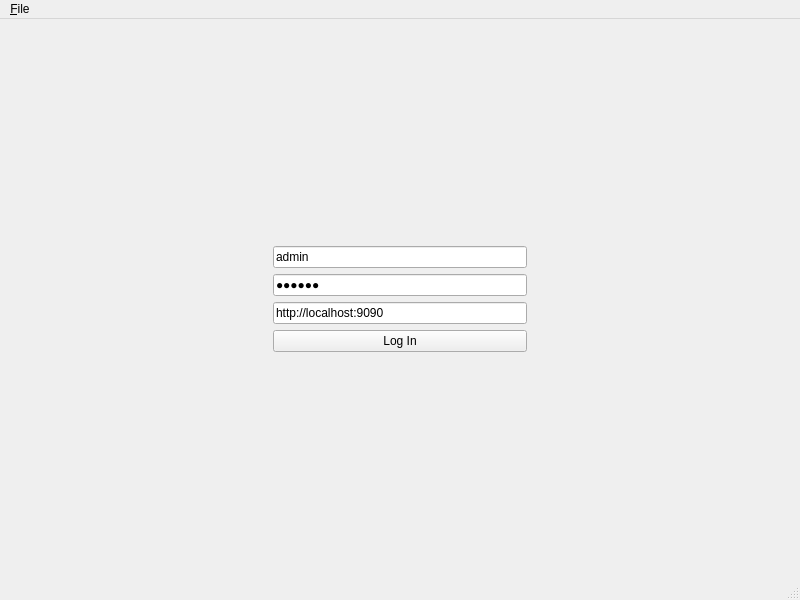
Above: app/Client/MainWindow/forms/main.ui from deskos-xp/MyMoneyMaker before the change. Below: the same form after it.
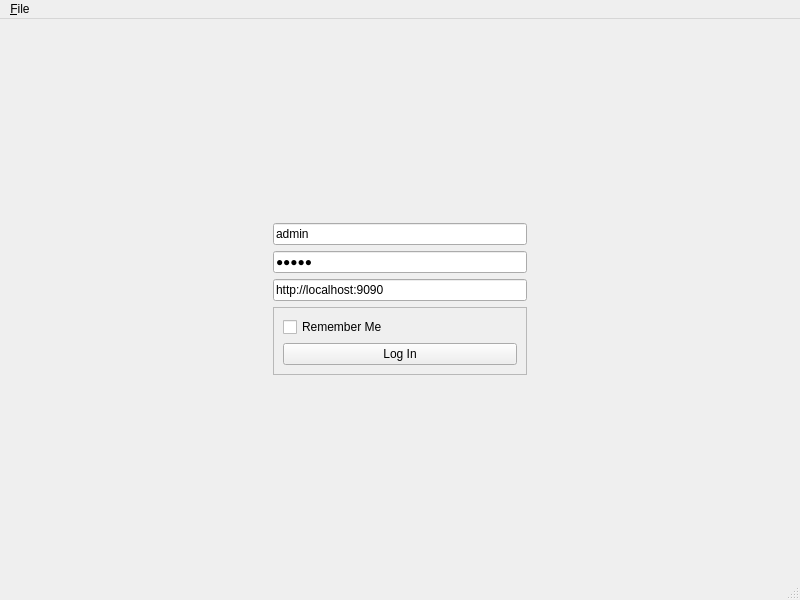
That is the form after the change.

Diff of the .ui file:
```diff
--- a/app/Client/MainWindow/forms/main.ui
+++ b/app/Client/MainWindow/forms/main.ui
@@ -24,19 +24,33 @@
        <layout class="QGridLayout" name="gridLayout_2">
         <item row="0" column="0">
          <widget class="QTabWidget" name="tabWidget">
+          <property name="tabShape">
+           <enum>QTabWidget::Triangular</enum>
+          </property>
           <property name="currentIndex">
-           <number>1</number>
+           <number>0</number>
           </property>
-          <widget class="QWidget" name="newEntry">
-           <attribute name="title">
-            <string>New Entry</string>
-           </attribute>
-          </widget>
+          <property name="movable">
+           <bool>true</bool>
+          </property>
+          <property name="tabBarAutoHide">
+           <bool>true</bool>
+          </property>
           <widget class="QWidget" name="review">
            <attribute name="title">
             <string>Review</string>
            </attribute>
           </widget>
+          <widget class="QWidget" name="charting">
+           <attribute name="title">
+            <string>Charting</string>
+           </attribute>
+          </widget>
+          <widget class="QWidget" name="newEntry">
+           <attribute name="title">
+            <string>New Entry</string>
+           </attribute>
+          </widget>
          </widget>
         </item>
        </layout>
@@ -45,20 +59,20 @@
        <layout class="QGridLayout" name="gridLayout_4">
         <item row="0" column="0">
          <layout class="QGridLayout" name="gridLayout_3">
-          <item row="2" column="2">
-           <spacer name="horizontalSpacer_2">
-            <property name="orientation">
-             <enum>Qt::Horizontal</enum>
+          <item row="5" column="1">
+           <widget class="QLineEdit" name="host">
+            <property name="text">
+             <string>http://localhost:9090</string>
             </property>
-            <property name="sizeHint" stdset="0">
-             <size>
-              <width>40</width>
-              <height>20</height>
-             </size>
+            <property name="dragEnabled">
+             <bool>true</bool>
             </property>
-           </spacer>
+            <property name="placeholderText">
+             <string>http://localhost:5000</string>
+            </property>
+           </widget>
           </item>
-          <item row="2" column="0">
+          <item row="3" column="0">
            <spacer name="horizontalSpacer">
             <property name="orientation">
              <enum>Qt::Horizontal</enum>
@@ -71,10 +85,10 @@
             </property>
            </spacer>
           </item>
-          <item row="3" column="1">
+          <item row="4" column="1">
            <widget class="QLineEdit" name="password">
             <property name="text">
-             <string>avalon</string>
+             <string>avalo</string>
             </property>
             <property name="echoMode">
              <enum>QLineEdit::PasswordEchoOnEdit</enum>
@@ -87,20 +101,39 @@
             </property>
            </widget>
           </item>
-          <item row="4" column="1">
-           <widget class="QLineEdit" name="host">
-            <property name="text">
-             <string>http://localhost:9090</string>
+          <item row="6" column="1">
+           <widget class="QFrame" name="frame">
+            <property name="minimumSize">
+             <size>
+              <width>0</width>
+              <height>50</height>
+             </size>
             </property>
-            <property name="dragEnabled">
-             <bool>true</bool>
+            <property name="frameShape">
+             <enum>QFrame::StyledPanel</enum>
             </property>
-            <property name="placeholderText">
-             <string>http://localhost:5000</string>
+            <property name="frameShadow">
+             <enum>QFrame::Raised</enum>
             </property>
+            <layout class="QGridLayout" name="gridLayout_5">
+             <item row="1" column="0">
+              <widget class="QCheckBox" name="rememberMe">
+               <property name="text">
+                <string>Remember Me</string>
+               </property>
+              </widget>
+             </item>
+             <item row="2" column="0">
+              <widget class="QPushButton" name="loggin_btn">
+               <property name="text">
+                <string>Log In</string>
+               </property>
+              </widget>
+             </item>
+            </layout>
            </widget>
           </item>
-          <item row="2" column="1">
+          <item row="3" column="1">
            <widget class="QLineEdit" name="username">
             <property name="text">
              <string>admin</string>
@@ -113,27 +146,20 @@
             </property>
            </widget>
           </item>
-          <item row="5" column="1">
-           <widget class="QPushButton" name="loggin_btn">
-            <property name="text">
-             <string>Log In</string>
-            </property>
-           </widget>
-          </item>
-          <item row="0" column="1">
-           <spacer name="verticalSpacer">
+          <item row="3" column="2">
+           <spacer name="horizontalSpacer_2">
             <property name="orientation">
-             <enum>Qt::Vertical</enum>
+             <enum>Qt::Horizontal</enum>
             </property>
             <property name="sizeHint" stdset="0">
              <size>
-              <width>20</width>
-              <height>40</height>
+              <width>40</width>
+              <height>20</height>
              </size>
             </property>
            </spacer>
           </item>
-          <item row="6" column="1">
+          <item row="7" column="1">
            <spacer name="verticalSpacer_3">
             <property name="orientation">
              <enum>Qt::Vertical</enum>
@@ -146,6 +172,19 @@
             </property>
            </spacer>
           </item>
+          <item row="2" column="1">
+           <spacer name="verticalSpacer">
+            <property name="orientation">
+             <enum>Qt::Vertical</enum>
+            </property>
+            <property name="sizeHint" stdset="0">
+             <size>
+              <width>20</width>
+              <height>40</height>
+             </size>
+            </property>
+           </spacer>
+          </item>
          </layout>
         </item>
        </layout>
```
Left out of the diff: 1 changed line with no effect on the pictures.
